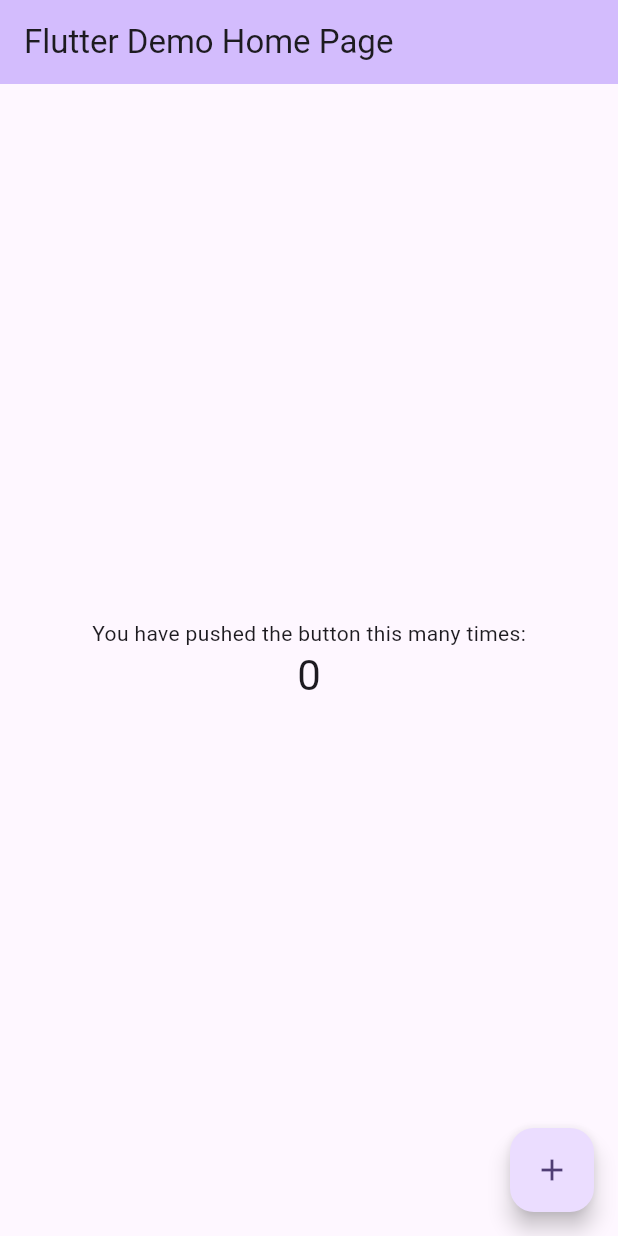
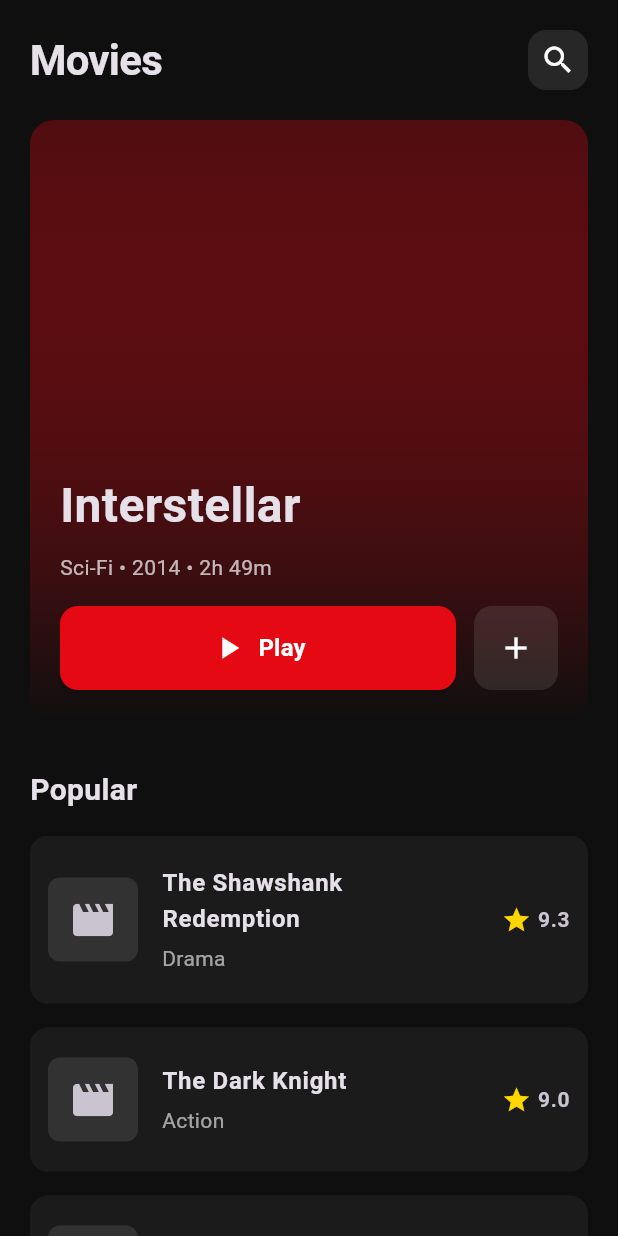
Before and after one commit to mausamacharyaa/movie_recommendation_app, a Flutter app: the screen it shows after launch, on a phone screen of 412 x 824 dp. Run offline on Flutter 3.47's test engine with Material 3 defaults, Android fonts, the phone set to English and light mode, and no system bars.

Commit message:
Simple ui pratice

```diff
--- a/movie_recommendation_app/lib/main.dart
+++ b/movie_recommendation_app/lib/main.dart
@@ -1,122 +1,248 @@
 import 'package:flutter/material.dart';
 
 void main() {
-  runApp(const MyApp());
+  runApp(const MovieApp());
 }
 
-class MyApp extends StatelessWidget {
-  const MyApp({super.key});
+class MovieApp extends StatelessWidget {
+  const MovieApp({super.key});
 
-  // This widget is the root of your application.
   @override
   Widget build(BuildContext context) {
     return MaterialApp(
-      title: 'Flutter Demo',
+      title: 'Movies',
+      debugShowCheckedModeBanner: false,
       theme: ThemeData(
-        // This is the theme of your application.
-        //
-        // TRY THIS: Try running your application with "flutter run". You'll see
-        // the application has a purple toolbar. Then, without quitting the app,
-        // try changing the seedColor in the colorScheme below to Colors.green
-        // and then invoke "hot reload" (save your changes or press the "hot
-        // reload" button in a Flutter-supported IDE, or press "r" if you used
-        // the command line to start the app).
-        //
-        // Notice that the counter didn't reset back to zero; the application
-        // state is not lost during the reload. To reset the state, use hot
-        // restart instead.
-        //
-        // This works for code too, not just values: Most code changes can be
-        // tested with just a hot reload.
-        colorScheme: .fromSeed(seedColor: Colors.deepPurple),
+        brightness: Brightness.dark,
+        scaffoldBackgroundColor: const Color(0xFF0F0F0F),
+        primaryColor: const Color(0xFFE50914),
       ),
-      home: const MyHomePage(title: 'Flutter Demo Home Page'),
+      home: const MovieHomePage(),
     );
   }
 }
 
-class MyHomePage extends StatefulWidget {
-  const MyHomePage({super.key, required this.title});
-
-  // This widget is the home page of your application. It is stateful, meaning
-  // that it has a State object (defined below) that contains fields that affect
-  // how it looks.
-
-  // This class is the configuration for the state. It holds the values (in this
-  // case the title) provided by the parent (in this case the App widget) and
-  // used by the build method of the State. Fields in a Widget subclass are
-  // always marked "final".
-
-  final String title;
-
-  @override
-  State<MyHomePage> createState() => _MyHomePageState();
-}
-
-class _MyHomePageState extends State<MyHomePage> {
-  int _counter = 0;
-
-  void _incrementCounter() {
-    setState(() {
-      // This call to setState tells the Flutter framework that something has
-      // changed in this State, which causes it to rerun the build method below
-      // so that the display can reflect the updated values. If we changed
-      // _counter without calling setState(), then the build method would not be
-      // called again, and so nothing would appear to happen.
-      _counter++;
-    });
-  }
+class MovieHomePage extends StatelessWidget {
+  const MovieHomePage({super.key});
 
   @override
   Widget build(BuildContext context) {
-    // This method is rerun every time setState is called, for instance as done
-    // by the _incrementCounter method above.
-    //
-    // The Flutter framework has been optimized to make rerunning build methods
-    // fast, so that you can just rebuild anything that needs updating rather
-    // than having to individually change instances of widgets.
     return Scaffold(
-      appBar: AppBar(
-        // TRY THIS: Try changing the color here to a specific color (to
-        // Colors.amber, perhaps?) and trigger a hot reload to see the AppBar
-        // change color while the other colors stay the same.
-        backgroundColor: Theme.of(context).colorScheme.inversePrimary,
-        // Here we take the value from the MyHomePage object that was created by
-        // the App.build method, and use it to set our appbar title.
-        title: Text(widget.title),
-      ),
-      body: Center(
-        // Center is a layout widget. It takes a single child and positions it
-        // in the middle of the parent.
+      body: SafeArea(
         child: Column(
-          // Column is also a layout widget. It takes a list of children and
-          // arranges them vertically. By default, it sizes itself to fit its
-          // children horizontally, and tries to be as tall as its parent.
-          //
-          // Column has various properties to control how it sizes itself and
-          // how it positions its children. Here we use mainAxisAlignment to
-          // center the children vertically; the main axis here is the vertical
-          // axis because Columns are vertical (the cross axis would be
-          // horizontal).
-          //
-          // TRY THIS: Invoke "debug painting" (choose the "Toggle Debug Paint"
-          // action in the IDE, or press "p" in the console), to see the
-          // wireframe for each widget.
-          mainAxisAlignment: .center,
+          crossAxisAlignment: CrossAxisAlignment.start,
           children: [
-            const Text('You have pushed the button this many times:'),
-            Text(
-              '$_counter',
-              style: Theme.of(context).textTheme.headlineMedium,
+            // Header
+            Padding(
+              padding: const EdgeInsets.all(20),
+              child: Row(
+                mainAxisAlignment: MainAxisAlignment.spaceBetween,
+                children: [
+                  const Text(
+                    'Movies',
+                    style: TextStyle(
+                      fontSize: 28,
+                      fontWeight: FontWeight.bold,
+                      letterSpacing: -0.5,
+                    ),
+                  ),
+                  Container(
+                    padding: const EdgeInsets.all(8),
+                    decoration: BoxDecoration(
+                      color: Colors.white.withOpacity(0.1),
+                      borderRadius: BorderRadius.circular(12),
+                    ),
+                    child: const Icon(Icons.search, size: 24),
+                  ),
+                ],
+              ),
+            ),
+
+            // Featured Movie
+            Padding(
+              padding: const EdgeInsets.symmetric(horizontal: 20),
+              child: Container(
+                height: 400,
+                decoration: BoxDecoration(
+                  borderRadius: BorderRadius.circular(16),
+                  gradient: LinearGradient(
+                    begin: Alignment.topCenter,
+                    end: Alignment.bottomCenter,
+                    colors: [
+                      const Color(0xFFE50914).withOpacity(0.3),
+                      const Color(0xFF0F0F0F),
+                    ],
+                  ),
+                ),
+                child: Stack(
+                  children: [
+                    Positioned(
+                      bottom: 20,
+                      left: 20,
+                      right: 20,
+                      child: Column(
+                        crossAxisAlignment: CrossAxisAlignment.start,
+                        children: [
+                          const Text(
+                            'Interstellar',
+                            style: TextStyle(
+                              fontSize: 32,
+                              fontWeight: FontWeight.bold,
+                            ),
+                          ),
+                          const SizedBox(height: 8),
+                          Text(
+                            'Sci-Fi • 2014 • 2h 49m',
+                            style: TextStyle(
+                              fontSize: 14,
+                              color: Colors.white.withOpacity(0.7),
+                            ),
+                          ),
+                          const SizedBox(height: 16),
+                          Row(
+                            children: [
+                              Expanded(
+                                child: ElevatedButton(
+                                  onPressed: () {},
+                                  style: ElevatedButton.styleFrom(
+                                    backgroundColor: const Color(0xFFE50914),
+                                    foregroundColor: Colors.white,
+                                    padding: const EdgeInsets.symmetric(vertical: 16),
+                                    shape: RoundedRectangleBorder(
+                                      borderRadius: BorderRadius.circular(12),
+                                    ),
+                                  ),
+                                  child: const Row(
+                                    mainAxisAlignment: MainAxisAlignment.center,
+                                    children: [
+                                      Icon(Icons.play_arrow, size: 24),
+                                      SizedBox(width: 8),
+                                      Text(
+                                        'Play',
+                                        style: TextStyle(
+                                          fontSize: 16,
+                                          fontWeight: FontWeight.w600,
+                                        ),
+                                      ),
+                                    ],
+                                  ),
+                                ),
+                              ),
+                              const SizedBox(width: 12),
+                              Container(
+                                padding: const EdgeInsets.all(16),
+                                decoration: BoxDecoration(
+                                  color: Colors.white.withOpacity(0.1),
+                                  borderRadius: BorderRadius.circular(12),
+                                ),
+                                child: const Icon(Icons.add, size: 24),
+                              ),
+                            ],
+                          ),
+                        ],
+                      ),
+                    ),
+                  ],
+                ),
+              ),
+            ),
+
+            const SizedBox(height: 32),
+
+            // Popular Movies Section
+            const Padding(
+              padding: EdgeInsets.symmetric(horizontal: 20),
+              child: Text(
+                'Popular',
+                style: TextStyle(
+                  fontSize: 20,
+                  fontWeight: FontWeight.bold,
+                ),
+              ),
+            ),
+
+            const SizedBox(height: 16),
+
+            Expanded(
+              child: ListView.builder(
+                padding: const EdgeInsets.symmetric(horizontal: 20),
+                itemCount: movies.length,
+                itemBuilder: (context, index) {
+                  final movie = movies[index];
+                  return Padding(
+                    padding: const EdgeInsets.only(bottom: 16),
+                    child: Container(
+                      decoration: BoxDecoration(
+                        color: Colors.white.withOpacity(0.05),
+                        borderRadius: BorderRadius.circular(12),
+                      ),
+                      child: ListTile(
+                        contentPadding: const EdgeInsets.all(12),
+                        leading: Container(
+                          width: 60,
+                          height: 80,
+                          decoration: BoxDecoration(
+                            color: Colors.white.withOpacity(0.1),
+                            borderRadius: BorderRadius.circular(8),
+                          ),
+                          child: const Icon(Icons.movie, size: 32),
+                        ),
+                        title: Text(
+                          movie['title']!,
+                          style: const TextStyle(
+                            fontSize: 16,
+                            fontWeight: FontWeight.w600,
+                          ),
+                        ),
+                        subtitle: Padding(
+                          padding: const EdgeInsets.only(top: 4),
+                          child: Text(
+                            movie['genre']!,
+                            style: TextStyle(
+                              fontSize: 14,
+                              color: Colors.white.withOpacity(0.6),
+                            ),
+                          ),
+                        ),
+                        trailing: Row(
+                          mainAxisSize: MainAxisSize.min,
+                          children: [
+                            const Icon(
+                              Icons.star,
+                              color: Color(0xFFFFD700),
+                              size: 20,
+                            ),
+                            const SizedBox(width: 4),
+                            Text(
+                              movie['rating']!,
+                              style: const TextStyle(
+                                fontSize: 14,
+                                fontWeight: FontWeight.w600,
+                              ),
+                            ),
+                          ],
+                        ),
+                      ),
+                    ),
+                  );
+                },
+              ),
             ),
           ],
         ),
       ),
-      floatingActionButton: FloatingActionButton(
-        onPressed: _incrementCounter,
-        tooltip: 'Increment',
-        child: const Icon(Icons.add),
-      ),
     );
   }
 }
+
+
+final List<Map<String, String>> movies = [
+  {'title': 'The Shawshank Redemption', 'genre': 'Drama', 'rating': '9.3'},
+  {'title': 'The Dark Knight', 'genre': 'Action', 'rating': '9.0'},
+  {'title': 'Inception', 'genre': 'Sci-Fi', 'rating': '8.8'},
+  {'title': 'Pulp Fiction', 'genre': 'Crime', 'rating': '8.9'},
+  {'title': 'Forrest Gump', 'genre': 'Drama', 'rating': '8.8'},
+  {'title': 'The Matrix', 'genre': 'Sci-Fi', 'rating': '8.7'},
+  {'title': 'Goodfellas', 'genre': 'Crime', 'rating': '8.7'},
+  {'title': 'The Godfather', 'genre': 'Crime', 'rating': '9.2'},
+];
```
Also changed, not shown: 1 other file.
